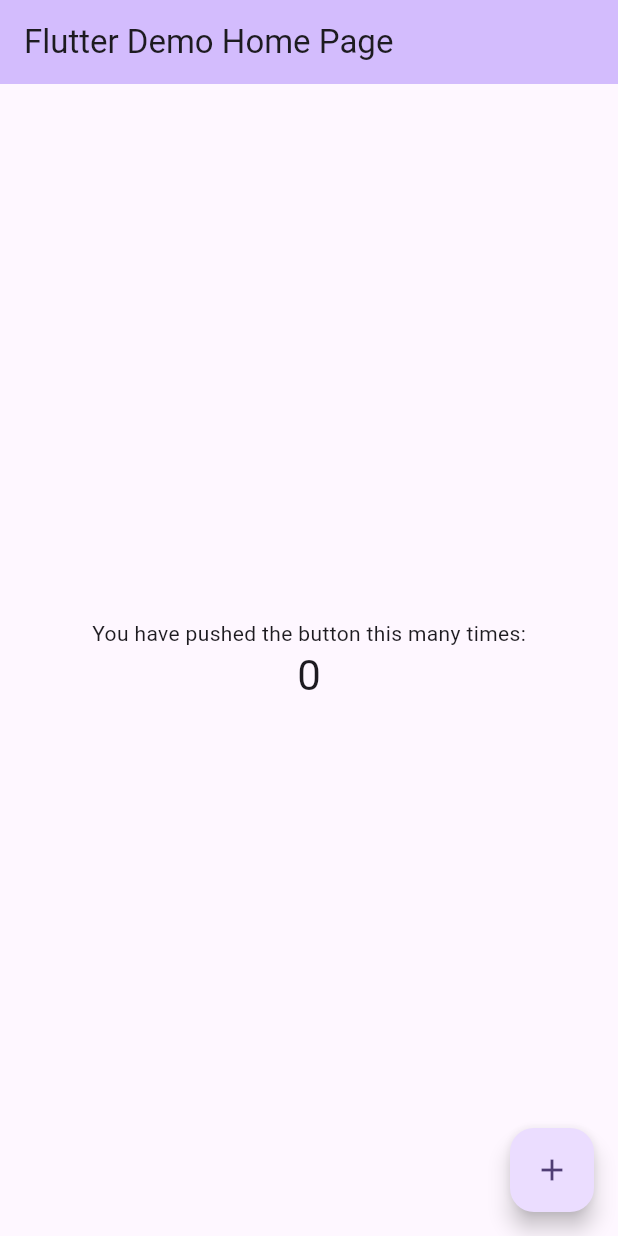
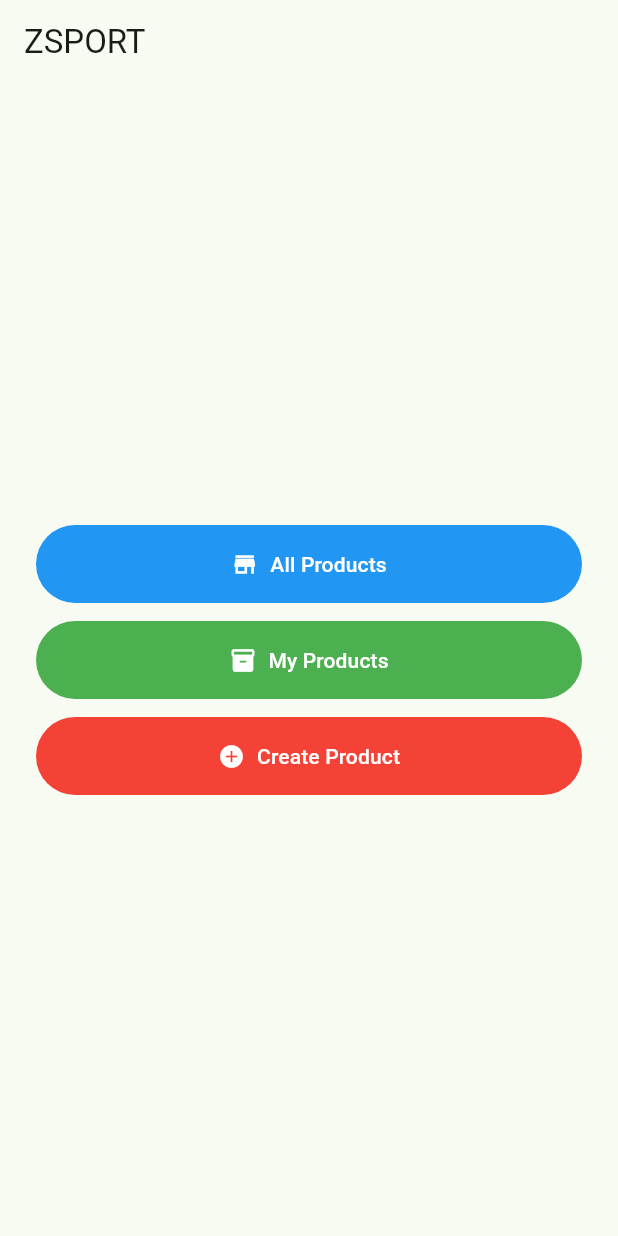
Before and after one commit to izziewizzle/zsport-mobile, a Flutter app: the screen it shows after launch, on a phone screen of 412 x 824 dp. Run offline on Flutter 3.47's test engine with Material 3 defaults, Android fonts, the light colour scheme and no system bars.

Commit message:
tombol + snackbar

```diff
--- a/lib/main.dart
+++ b/lib/main.dart
@@ -1,122 +1,93 @@
 import 'package:flutter/material.dart';
 
-void main() {
-  runApp(const MyApp());
-}
+void main() => runApp(const ZSPORTApp());
 
-class MyApp extends StatelessWidget {
-  const MyApp({super.key});
+class ZSPORTApp extends StatelessWidget {
+  const ZSPORTApp({super.key});
 
-  // This widget is the root of your application.
   @override
   Widget build(BuildContext context) {
     return MaterialApp(
-      title: 'Flutter Demo',
-      theme: ThemeData(
-        // This is the theme of your application.
-        //
-        // TRY THIS: Try running your application with "flutter run". You'll see
-        // the application has a purple toolbar. Then, without quitting the app,
-        // try changing the seedColor in the colorScheme below to Colors.green
-        // and then invoke "hot reload" (save your changes or press the "hot
-        // reload" button in a Flutter-supported IDE, or press "r" if you used
-        // the command line to start the app).
-        //
-        // Notice that the counter didn't reset back to zero; the application
-        // state is not lost during the reload. To reset the state, use hot
-        // restart instead.
-        //
-        // This works for code too, not just values: Most code changes can be
-        // tested with just a hot reload.
-        colorScheme: ColorScheme.fromSeed(seedColor: Colors.deepPurple),
-      ),
-      home: const MyHomePage(title: 'Flutter Demo Home Page'),
+      title: 'ZSPORT',
+      debugShowCheckedModeBanner: false,
+      theme: ThemeData(useMaterial3: true, colorSchemeSeed: Colors.green),
+      home: const ZSPORTHomePage(),
     );
   }
 }
 
-class MyHomePage extends StatefulWidget {
-  const MyHomePage({super.key, required this.title});
+class ZSPORTHomePage extends StatelessWidget {
+  const ZSPORTHomePage({super.key});
 
-  // This widget is the home page of your application. It is stateful, meaning
-  // that it has a State object (defined below) that contains fields that affect
-  // how it looks.
-
-  // This class is the configuration for the state. It holds the values (in this
-  // case the title) provided by the parent (in this case the App widget) and
-  // used by the build method of the State. Fields in a Widget subclass are
-  // always marked "final".
-
-  final String title;
-
-  @override
-  State<MyHomePage> createState() => _MyHomePageState();
-}
-
-class _MyHomePageState extends State<MyHomePage> {
-  int _counter = 0;
-
-  void _incrementCounter() {
-    setState(() {
-      // This call to setState tells the Flutter framework that something has
-      // changed in this State, which causes it to rerun the build method below
-      // so that the display can reflect the updated values. If we changed
-      // _counter without calling setState(), then the build method would not be
-      // called again, and so nothing would appear to happen.
-      _counter++;
-    });
+  void _showSnack(BuildContext context, String message) {
+    final m = ScaffoldMessenger.of(context);
+    m.clearSnackBars();
+    m.showSnackBar(SnackBar(content: Text(message)));
   }
 
   @override
   Widget build(BuildContext context) {
-    // This method is rerun every time setState is called, for instance as done
-    // by the _incrementCounter method above.
-    //
-    // The Flutter framework has been optimized to make rerunning build methods
-    // fast, so that you can just rebuild anything that needs updating rather
-    // than having to individually change instances of widgets.
     return Scaffold(
-      appBar: AppBar(
-        // TRY THIS: Try changing the color here to a specific color (to
-        // Colors.amber, perhaps?) and trigger a hot reload to see the AppBar
-        // change color while the other colors stay the same.
-        backgroundColor: Theme.of(context).colorScheme.inversePrimary,
-        // Here we take the value from the MyHomePage object that was created by
-        // the App.build method, and use it to set our appbar title.
-        title: Text(widget.title),
-      ),
+      appBar: AppBar(title: const Text('ZSPORT')),
       body: Center(
-        // Center is a layout widget. It takes a single child and positions it
-        // in the middle of the parent.
-        child: Column(
-          // Column is also a layout widget. It takes a list of children and
-          // arranges them vertically. By default, it sizes itself to fit its
-          // children horizontally, and tries to be as tall as its parent.
-          //
-          // Column has various properties to control how it sizes itself and
-          // how it positions its children. Here we use mainAxisAlignment to
-          // center the children vertically; the main axis here is the vertical
-          // axis because Columns are vertical (the cross axis would be
-          // horizontal).
-          //
-          // TRY THIS: Invoke "debug painting" (choose the "Toggle Debug Paint"
-          // action in the IDE, or press "p" in the console), to see the
-          // wireframe for each widget.
-          mainAxisAlignment: MainAxisAlignment.center,
-          children: <Widget>[
-            const Text('You have pushed the button this many times:'),
-            Text(
-              '$_counter',
-              style: Theme.of(context).textTheme.headlineMedium,
-            ),
-          ],
+        child: Padding(
+          padding: const EdgeInsets.all(24),
+          child: Column(
+            mainAxisSize: MainAxisSize.min,
+            children: [
+              // All Products (Biru)
+              SizedBox(
+                width: double.infinity,
+                child: FilledButton.icon(
+                  icon: const Icon(Icons.store),
+                  label: const Text('All Products'),
+                  style: FilledButton.styleFrom(
+                    backgroundColor: Colors.blue,
+                    foregroundColor: Colors.white,
+                    padding: const EdgeInsets.symmetric(vertical: 16),
+                  ),
+                  onPressed: () =>
+                      _showSnack(context, 'Kamu telah menekan tombol All Products'),
+                ),
+              ),
+              const SizedBox(height: 12),
+
+              // My Products (Hijau)
+              SizedBox(
+                width: double.infinity,
+                child: FilledButton.icon(
+                  icon: const Icon(Icons.inventory_2),
+                  label: const Text('My Products'),
+                  style: FilledButton.styleFrom(
+                    backgroundColor: Colors.green,
+                    foregroundColor: Colors.white,
+                    padding: const EdgeInsets.symmetric(vertical: 16),
+                  ),
+                  onPressed: () =>
+                      _showSnack(context, 'Kamu telah menekan tombol My Products'),
+                ),
+              ),
+              const SizedBox(height: 12),
+
+              // Create Product (Merah)
+              SizedBox(
+                width: double.infinity,
+                child: FilledButton.icon(
+                  icon: const Icon(Icons.add_circle),
+                  label: const Text('Create Product'),
+                  style: FilledButton.styleFrom(
+                    backgroundColor: Colors.red,
+                    foregroundColor: Colors.white,
+                    padding: const EdgeInsets.symmetric(vertical: 16),
+                  ),
+                  onPressed: () =>
+                      _showSnack(context, 'Kamu telah menekan tombol Create Product'),
+                ),
+              ),
+            ],
+          ),
         ),
       ),
-      floatingActionButton: FloatingActionButton(
-        onPressed: _incrementCounter,
-        tooltip: 'Increment',
-        child: const Icon(Icons.add),
-      ), // This trailing comma makes auto-formatting nicer for build methods.
     );
   }
 }
```
Also changed, not shown: 1 other file.
